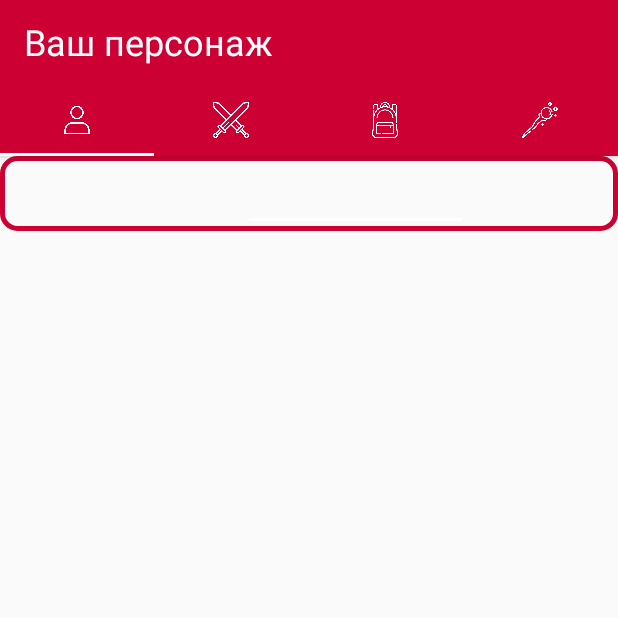
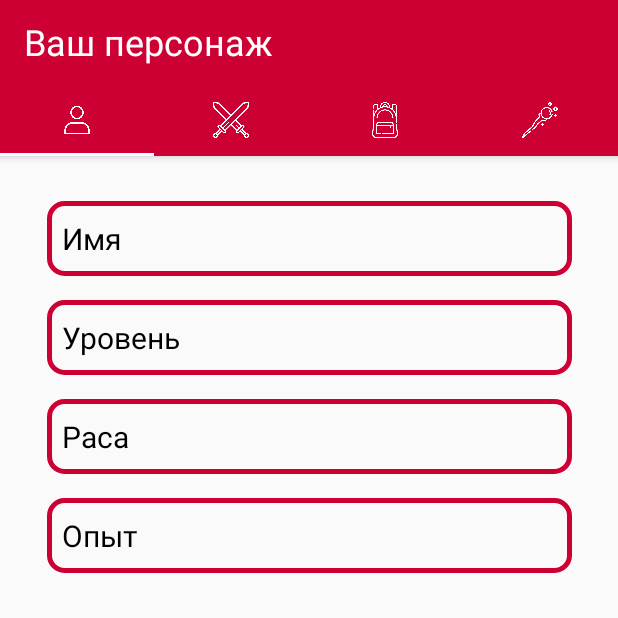
Before and after one commit to DragonKnight228/Dungeons-and-Dragons, an Android app: the Characteristics screen opened directly, with no data from a screen before it, on a phone screen of 412 x 824 dp, the top half of it. Run offline under Robolectric (Android 15) with nearby library versions, the phone set to English and light mode, and no system bars; our stand-ins replace data binding.

Commit message:
Поле ввода Обновлено, добавлены названия. закончено

```diff
--- a/app/build.gradle
+++ b/app/build.gradle
@@ -31,7 +31,13 @@ android {
     }
     buildFeatures {
         viewBinding true
+        dataBinding true
     }
+
+        dataBinding {
+             enabled true
+        }
+
 }
 
 dependencies {
--- a/app/src/main/AndroidManifest.xml
+++ b/app/src/main/AndroidManifest.xml
@@ -8,13 +8,16 @@
         android:label="@string/app_name"
         android:roundIcon="@mipmap/ic_launcher_round"
         android:supportsRtl="true"
-        android:theme="@style/Theme.DungeonsAndDragons">
+        android:theme="@style/Theme.DungeonsAndDragons"
+        >
         <activity
             android:name=".Character"
-            android:exported="true" />
+            android:exported="true"
+            android:screenOrientation="portrait"/>
         <activity
             android:name=".MainActivity"
-            android:exported="true">
+            android:exported="true"
+            android:screenOrientation="portrait">
             <intent-filter>
                 <action android:name="android.intent.action.MAIN" />
 
--- a/app/src/main/java/com/example/dungeonsanddragons/Characteristics.kt
+++ b/app/src/main/java/com/example/dungeonsanddragons/Characteristics.kt
@@ -1,5 +1,7 @@
 package com.example.dungeonsanddragons
 
+import android.databinding.DataBindingUtil
+import android.databinding.ViewDataBinding
 import android.graphics.drawable.Drawable
 import android.os.Bundle
 import android.support.v4.app.Fragment
@@ -8,6 +10,7 @@ import android.view.View
 import android.view.ViewGroup
 import android.support.v4.app.FragmentManager
 import android.support.v4.app.FragmentPagerAdapter
+import com.example.dungeonsanddragons.databinding.FragmentCharacteristicsBinding
 
 
 class Characteristics : Fragment() {
@@ -15,12 +18,18 @@ class Characteristics : Fragment() {
     override fun onCreateView(
         inflater: LayoutInflater, container: ViewGroup?,
         savedInstanceState: Bundle?
-    ): View? {
+    ): View {
+        var binding = FragmentCharacteristicsBinding.inflate(inflater, container, false)
+        binding.fieldName.name.text = getString(R.string.name)
+        binding.fieldLevel.name.text = getString(R.string.level)
+        binding.fieldRace.name.text = getString(R.string.race)
+        binding.fieldXp.name.text = getString(R.string.xp)
+
         val field_name = view?.findViewById<View>(R.id.linearLayout)
         if (field_name != null) {
             field_name.setBackgroundResource(R.drawable.shape_for_field)
         }
-        return inflater.inflate(R.layout.fragment_characteristics, container, false)
+        return binding.root
     }
 
 
--- a/app/src/main/res/layout/field_with_textview.xml
+++ /dev/null
@@ -1,27 +0,0 @@
-<?xml version="1.0" encoding="utf-8"?>
-<RelativeLayout xmlns:android="http://schemas.android.com/apk/res/android"
-    android:layout_width="match_parent"
-    android:layout_height="match_parent"
-    android:orientation="horizontal"
-    android:background="@drawable/shape_for_field">
-
-    <TextView
-        android:layout_width="50dp"
-        android:layout_height="50dp"
-        android:layout_alignParentStart="true"
-        android:layout_marginStart="70dp"
-        android:layout_marginEnd="0dp"
-        android:layout_toStartOf="@+id/input_text"
-        android:paddingTop="0dp" />
-
-    <EditText
-        android:id="@+id/input_text"
-        android:layout_width="150dp"
-        android:layout_height="50dp"
-        android:layout_alignParentEnd="true"
-        android:layout_marginStart="0dp"
-        android:layout_marginEnd="100dp"
-        android:autofillHints=""
-        android:inputType="text" />
-
-</RelativeLayout>
--- /dev/null
+++ b/app/src/main/res/layout/field_with_textview1.xml
@@ -0,0 +1,45 @@
+<?xml version="1.0" encoding="utf-8"?>
+<layout xmlns:android="http://schemas.android.com/apk/res/android"
+   >
+
+    <data>
+        <variable
+            name="elementName"
+            type="String" />
+    </data>
+
+
+    <RelativeLayout
+        android:layout_width="wrap_content"
+        android:layout_height="wrap_content"
+        android:orientation="horizontal"
+        android:background="@drawable/shape_for_field">
+
+        <TextView
+            android:id="@+id/name"
+            android:layout_width="90dp"
+            android:layout_height="50dp"
+            android:layout_alignParentStart="true"
+            android:layout_toStartOf="@+id/input_text"
+            android:paddingTop="0dp"
+            android:textSize="@dimen/edittext_font"
+            android:textColor="@color/black"
+            android:gravity="center_vertical"
+            android:paddingStart="10dp" />
+
+        <EditText
+            android:id="@+id/input_text"
+            android:layout_width="256dp"
+            android:layout_height="50dp"
+            android:layout_alignParentEnd="true"
+            android:layout_marginStart="0dp"
+            android:layout_marginEnd="0dp"
+            android:autofillHints=""
+            android:background="@android:color/transparent"
+            android:inputType="text"
+            android:paddingStart="10dp"
+            android:paddingEnd="10dp"
+            android:textSize="@dimen/edittext_font" />
+
+    </RelativeLayout>
+</layout>
--- a/app/src/main/res/layout/fragment_characteristics.xml
+++ b/app/src/main/res/layout/fragment_characteristics.xml
@@ -1,26 +1,57 @@
 <?xml version="1.0" encoding="utf-8"?>
-<android.support.constraint.ConstraintLayout xmlns:android="http://schemas.android.com/apk/res/android"
+<layout xmlns:android="http://schemas.android.com/apk/res/android"
     xmlns:app="http://schemas.android.com/apk/res-auto"
-    xmlns:tools="http://schemas.android.com/tools"
+    xmlns:tools="http://schemas.android.com/tools">
+
+
+<android.support.constraint.ConstraintLayout
     android:layout_width="match_parent"
     android:layout_height="match_parent"
     android:orientation="vertical"
     tools:context=".Characteristics">
 
 
+
     <LinearLayout
         android:id="@+id/linearLayout"
-        android:layout_width="wrap_content"
-        android:layout_height="wrap_content"
+        android:layout_width="350dp"
+        android:layout_height="294dp"
+        android:layout_marginStart="58dp"
+        android:layout_marginTop="30dp"
+        android:layout_marginEnd="58dp"
+        android:orientation="vertical"
+        app:layout_constraintEnd_toEndOf="parent"
         app:layout_constraintStart_toStartOf="parent"
         app:layout_constraintTop_toTopOf="parent">
 
         <include
             android:id="@+id/field_name"
-            layout="@layout/field_with_textview"
-            />
+            layout="@layout/field_with_textview1" />
+
+        <include
+            android:id="@+id/field_level"
+            layout="@layout/field_with_textview1"
+            android:layout_width="match_parent"
+            android:layout_height="50dp"
+            android:layout_marginTop="@dimen/activity_horizontal_margin" />
+
+        <include
+            android:id="@+id/field_race"
+            layout="@layout/field_with_textview1"
+            android:layout_width="match_parent"
+            android:layout_height="50dp"
+            android:layout_marginTop="@dimen/activity_horizontal_margin" />
+
+        <include
+            android:id="@+id/field_xp"
+            layout="@layout/field_with_textview1"
+            android:layout_width="match_parent"
+            android:layout_height="50dp"
+            android:layout_marginTop="@dimen/activity_horizontal_margin" />
+
 
     </LinearLayout>
 
 
 </android.support.constraint.ConstraintLayout>
+</layout>
--- a/app/src/main/res/values/dimens.xml
+++ b/app/src/main/res/values/dimens.xml
@@ -3,6 +3,7 @@
     <dimen name="activity_horizontal_margin">16dp</dimen>
     <dimen name="activity_vertical_margin">16dp</dimen>
     <dimen name="font_size">24dp</dimen>
+    <dimen name="edittext_font">20sp</dimen>
     <dimen name="appbar_padding">16dp</dimen>
     <dimen name="fab_margin">16dp</dimen>
     <dimen name="appbar_padding_top">8dp</dimen>
--- a/app/src/main/res/values/strings.xml
+++ b/app/src/main/res/values/strings.xml
@@ -12,6 +12,10 @@
     <string name="second_fragment_label">Second Fragment</string>
     <string name="next">Next</string>
     <string name="previous">Previous</string>
+    <string name="name">Имя</string>
+    <string name="race">Раса</string>
+    <string name="level">Уровень</string>
+    <string name="xp">Опыт</string>
 
     <string name="hello_first_fragment">Hello first fragment</string>
     <string name="hello_second_fragment">Hello second fragment. Arg: %1$s</string>
```
